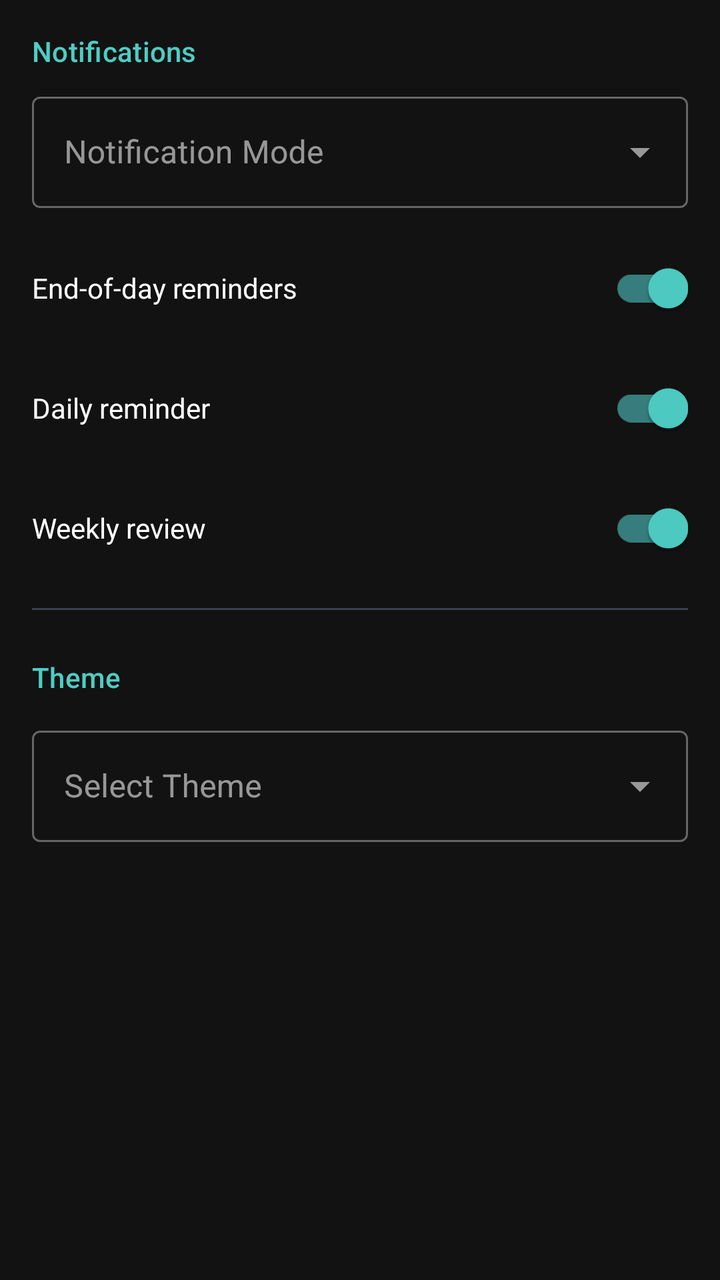
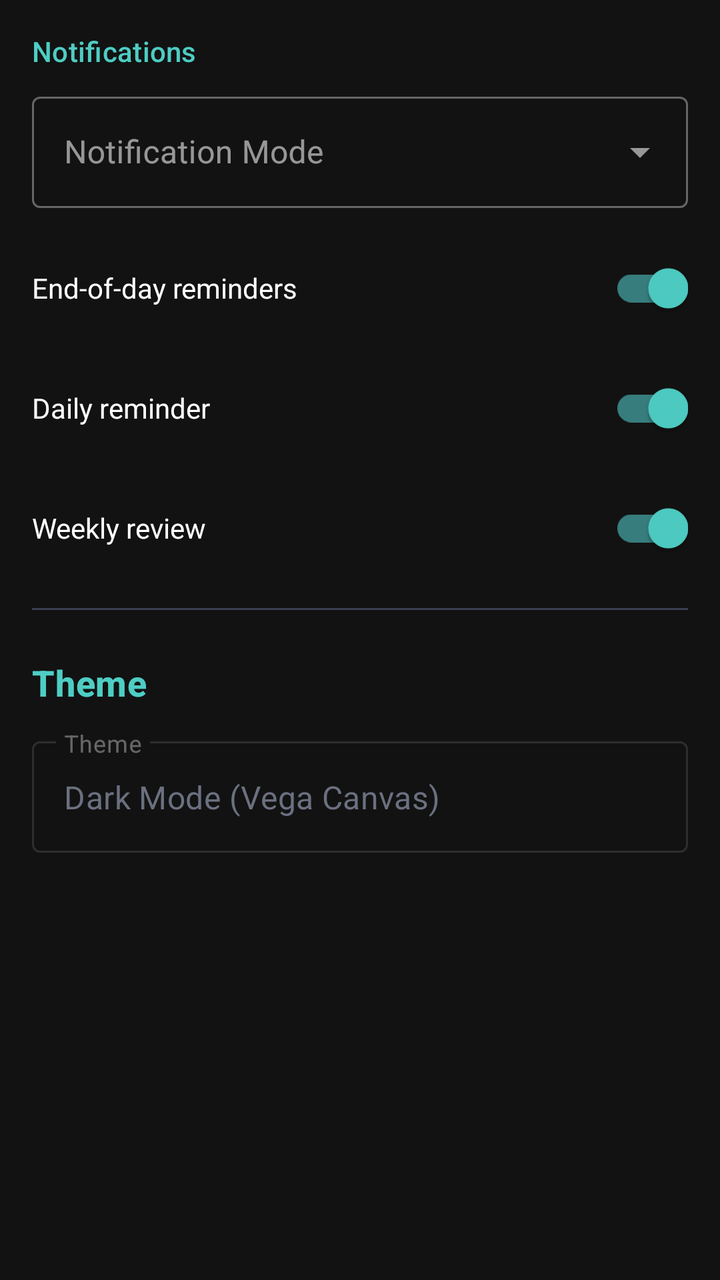

An Android layout rendered at two revisions. The XML below is the earlier revision; the diff shows what the commit changed to produce the second picture.
<!-- AndroidManifest.xml: application theme Theme.Vega -->
<!-- res/layout/fragment_settings.xml -->
<?xml version="1.0" encoding="utf-8"?>
<LinearLayout xmlns:android="http://schemas.android.com/apk/res/android"
    xmlns:app="http://schemas.android.com/apk/res-auto"
    android:layout_width="match_parent"
    android:layout_height="match_parent"
    android:orientation="vertical"
    android:padding="@dimen/spacing_16"
    android:background="?android:attr/colorBackground">

    <TextView
        android:layout_width="match_parent"
        android:layout_height="wrap_content"
        android:text="@string/label_notifications"
        android:textAppearance="?attr/textAppearanceSubtitle2"
        android:textColor="?attr/colorPrimary"
        android:layout_marginBottom="@dimen/spacing_8" />

    
    <com.google.android.material.textfield.TextInputLayout
        android:id="@+id/til_notification_mode"
        style="@style/Widget.MaterialComponents.TextInputLayout.OutlinedBox.ExposedDropdownMenu"
        android:layout_width="match_parent"
        android:layout_height="wrap_content"
        android:hint="@string/label_notification_mode"
        android:layout_marginBottom="@dimen/spacing_16">

        <AutoCompleteTextView
            android:id="@+id/actv_notification_mode"
            android:layout_width="match_parent"
            android:layout_height="wrap_content"
            android:inputType="none" />
    </com.google.android.material.textfield.TextInputLayout>

    
    <com.google.android.material.textfield.TextInputLayout
        android:id="@+id/til_alarm_offset"
        style="@style/Widget.MaterialComponents.TextInputLayout.OutlinedBox.ExposedDropdownMenu"
        android:layout_width="match_parent"
        android:layout_height="wrap_content"
        android:hint="@string/label_alarm_offset"
        android:layout_marginBottom="@dimen/spacing_16"
        android:visibility="gone">

        <AutoCompleteTextView
            android:id="@+id/actv_alarm_offset"
            android:layout_width="match_parent"
            android:layout_height="wrap_content"
            android:inputType="none" />
    </com.google.android.material.textfield.TextInputLayout>

    
    <LinearLayout
        android:id="@+id/layout_ritual_settings"
        android:layout_width="match_parent"
        android:layout_height="wrap_content"
        android:orientation="vertical"
        android:visibility="visible">

        
        <com.google.android.material.switchmaterial.SwitchMaterial
            android:id="@+id/switch_end_of_day"
            android:layout_width="match_parent"
            android:layout_height="wrap_content"
            android:text="@string/label_end_of_day"
            android:layout_marginBottom="@dimen/spacing_12"
            android:checked="true" />

        
        <com.google.android.material.switchmaterial.SwitchMaterial
            android:id="@+id/switch_daily_reminder"
            android:layout_width="match_parent"
            android:layout_height="wrap_content"
            android:text="@string/label_daily_reminder"
            android:layout_marginBottom="@dimen/spacing_12"
            android:checked="true" />

        
        <com.google.android.material.switchmaterial.SwitchMaterial
            android:id="@+id/switch_weekly_review"
            android:layout_width="match_parent"
            android:layout_height="wrap_content"
            android:text="@string/label_weekly_review"
            android:layout_marginBottom="@dimen/spacing_16"
            android:checked="true" />
    </LinearLayout>

    <View
        android:layout_width="match_parent"
        android:layout_height="1dp"
        android:background="@color/outline_variant"
        android:layout_marginBottom="@dimen/spacing_24" />

    <TextView
        android:layout_width="match_parent"
        android:layout_height="wrap_content"
        android:text="@string/label_theme"
        android:textAppearance="?attr/textAppearanceSubtitle2"
        android:textColor="?attr/colorPrimary"
        android:layout_marginBottom="@dimen/spacing_12" />

    
    <com.google.android.material.textfield.TextInputLayout
        android:id="@+id/til_theme"
        style="@style/Widget.MaterialComponents.TextInputLayout.OutlinedBox.ExposedDropdownMenu"
        android:layout_width="match_parent"
        android:layout_height="wrap_content"
        android:hint="Select Theme">

        <AutoCompleteTextView
            android:id="@+id/actv_theme"
            android:layout_width="match_parent"
            android:layout_height="wrap_content"
            android:inputType="none" />
    </com.google.android.material.textfield.TextInputLayout>

</LinearLayout>
<!-- resources referenced by this layout -->
<resources>
  <color name="outline_variant">#3A3F52</color>
  <dimen name="spacing_12">@dimen/spacing_md</dimen>
  <dimen name="spacing_16">@dimen/spacing_lg</dimen>
  <dimen name="spacing_24">24dp</dimen>
  <dimen name="spacing_8">@dimen/spacing_sm</dimen>
  <string name="label_alarm_offset">Reminder Advance Time</string>
  <string name="label_daily_reminder">Daily reminder</string>
  <string name="label_end_of_day">End-of-day reminders</string>
  <string name="label_notification_mode">Notification Mode</string>
  <string name="label_notifications">Notifications</string>
  <string name="label_theme">Theme</string>
  <string name="label_weekly_review">Weekly review</string>
  <dimen name="spacing_md">12dp</dimen>
  <dimen name="spacing_lg">16dp</dimen>
  <dimen name="spacing_sm">8dp</dimen>
  <color name="vega_primary">#4ECDC4</color>
  <color name="vega_priority_high">#E94560</color>
  <color name="vega_background">#121218</color>
  <color name="vega_surface">#1C1F2B</color>
  <color name="vega_on_background">#F0F0F2</color>
  <style name="TextAppearance.Vega.Display" parent="TextAppearance.MaterialComponents.Headline5">
          <item name="fontFamily">sans-serif</item>
          <item name="android:textStyle">bold</item>
          <item name="android:textSize">28sp</item>
          <item name="android:textColor">@color/vega_on_background</item>
      </style>
  <style name="TextAppearance.Vega.Title" parent="TextAppearance.MaterialComponents.Headline6">
          <item name="fontFamily">sans-serif-medium</item>
          <item name="android:textStyle">bold</item>
          <item name="android:textSize">18sp</item>
          <item name="android:textColor">@color/vega_on_background</item>
      </style>
  <style name="TextAppearance.Vega.Body" parent="TextAppearance.MaterialComponents.Body1">
          <item name="fontFamily">sans-serif</item>
          <item name="android:textStyle">normal</item>
          <item name="android:textSize">16sp</item>
          <item name="android:textColor">@color/vega_on_background</item>
      </style>
  <style name="TextAppearance.Vega.Caption" parent="TextAppearance.MaterialComponents.Caption">
          <item name="fontFamily">sans-serif</item>
          <item name="android:textStyle">normal</item>
          <item name="android:textSize">12sp</item>
          <item name="android:textColor">@color/vega_on_surface</item>
      </style>
  <style name="TextAppearance.Vega.Label" parent="TextAppearance.MaterialComponents.Overline">
          <item name="fontFamily">sans-serif-medium</item>
          <item name="android:textStyle">normal</item>
          <item name="android:textSize">13sp</item>
          <item name="android:letterSpacing">0.04</item>
          <item name="android:textColor">@color/vega_on_surface</item>
      </style>
  <style name="ShapeAppearance.Vega.SmallComponent" parent="ShapeAppearance.MaterialComponents.SmallComponent">
          <item name="cornerRadius">8dp</item>
      </style>
  <style name="ShapeAppearance.Vega.MediumComponent" parent="ShapeAppearance.MaterialComponents.MediumComponent">
          <item name="cornerRadius">16dp</item>
      </style>
  <color name="vega_on_surface">#A8ADBD</color>
  <!-- unchanged entries left out for length: 1 -->
</resources>

<!-- the commit's change to res/layout/fragment_settings.xml (unified diff, before → after) -->
@@ -94,23 +94,27 @@
         android:layout_width="match_parent"
         android:layout_height="wrap_content"
         android:text="@string/label_theme"
-        android:textAppearance="?attr/textAppearanceSubtitle2"
-        android:textColor="?attr/colorPrimary"
+        android:textAppearance="@style/TextAppearance.Vega.Title"
+        android:textColor="@color/vega_primary"
         android:layout_marginBottom="@dimen/spacing_12" />
 
     
     <com.google.android.material.textfield.TextInputLayout
         android:id="@+id/til_theme"
-        style="@style/Widget.MaterialComponents.TextInputLayout.OutlinedBox.ExposedDropdownMenu"
+        style="@style/Widget.MaterialComponents.TextInputLayout.OutlinedBox"
         android:layout_width="match_parent"
         android:layout_height="wrap_content"
-        android:hint="Select Theme">
+        android:enabled="false"
+        android:hint="Theme">
 
-        <AutoCompleteTextView
+        <com.google.android.material.textfield.TextInputEditText
             android:id="@+id/actv_theme"
             android:layout_width="match_parent"
             android:layout_height="wrap_content"
-            android:inputType="none" />
+            android:focusable="false"
+            android:clickable="false"
+            android:text="Dark Mode (Vega Canvas)"
+            android:textColor="@color/vega_on_surface_muted" />
     </com.google.android.material.textfield.TextInputLayout>
 
 </LinearLayout>
<!-- resource entries referenced after the edit -->
@@ -1,6 +1,7 @@
 <!-- resources referenced by this layout -->
 <resources>
   <color name="outline_variant">#3A3F52</color>
+  <color name="vega_on_surface_muted">#6B7080</color>
   <dimen name="spacing_12">@dimen/spacing_md</dimen>
   <dimen name="spacing_16">@dimen/spacing_lg</dimen>
   <dimen name="spacing_24">24dp</dimen>
